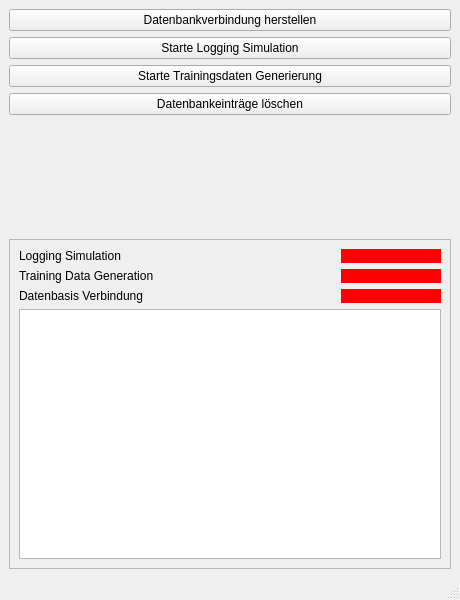
Before: the Qt Designer form views/TestAppMainWindow.ui in Tweak161/fa2909, drawn with Qt 5.
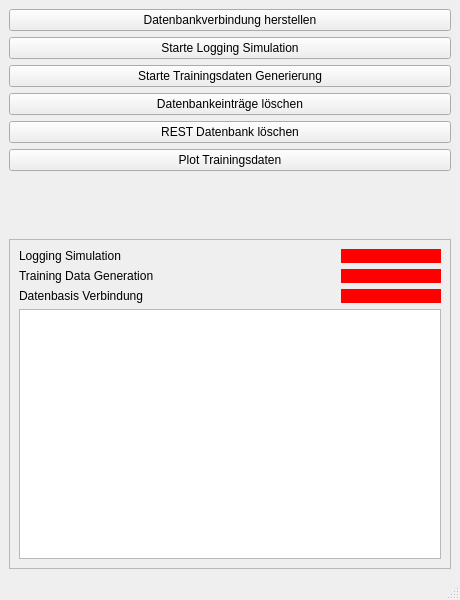
After: the same form once the commit is applied.

What changed in the file:
```diff
--- a/views/TestAppMainWindow.ui
+++ b/views/TestAppMainWindow.ui
@@ -61,6 +61,20 @@
         </property>
        </widget>
       </item>
+      <item>
+       <widget class="QPushButton" name="clearRestPushButton">
+        <property name="text">
+         <string>REST Datenbank löschen</string>
+        </property>
+       </widget>
+      </item>
+      <item>
+       <widget class="QPushButton" name="plotPushButton">
+        <property name="text">
+         <string>Plot Trainingsdaten</string>
+        </property>
+       </widget>
+      </item>
       <item>
        <spacer name="verticalSpacer">
         <property name="orientation">
```
Left out of the diff: 2 changed lines with no effect on the pictures.
